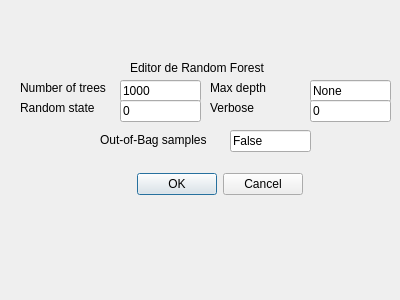
This is Resources/UI/DialogRandomForest.ui in 40CompilerErrors/Proyecto2 as Qt 5 draws it before an edit. The edited form follows.
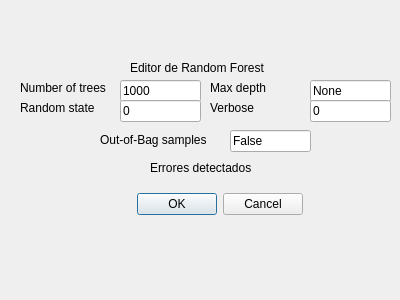
This is the edited form.

Diff of the .ui file:
```diff
--- a/Resources/UI/DialogRandomForest.ui
+++ b/Resources/UI/DialogRandomForest.ui
@@ -46,7 +46,7 @@
    <property name="geometry">
     <rect>
      <x>110</x>
-     <y>170</y>
+     <y>190</y>
      <width>193</width>
      <height>28</height>
     </rect>
@@ -172,6 +172,19 @@
     <string>0</string>
    </property>
   </widget>
+  <widget class="QLabel" name="label_errors">
+   <property name="geometry">
+    <rect>
+     <x>150</x>
+     <y>160</y>
+     <width>121</width>
+     <height>16</height>
+    </rect>
+   </property>
+   <property name="text">
+    <string>Errores detectados</string>
+   </property>
+  </widget>
  </widget>
  <resources/>
  <connections/>
```
